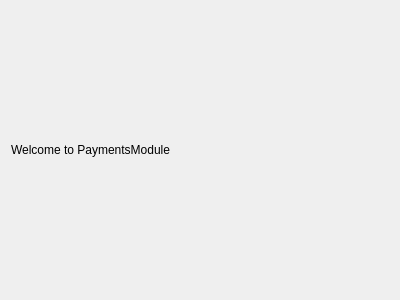
This is payments.ui in WeWeBunnyX/HotelReservationSQL_Application as Qt 5 draws it before an edit. The edited form follows.
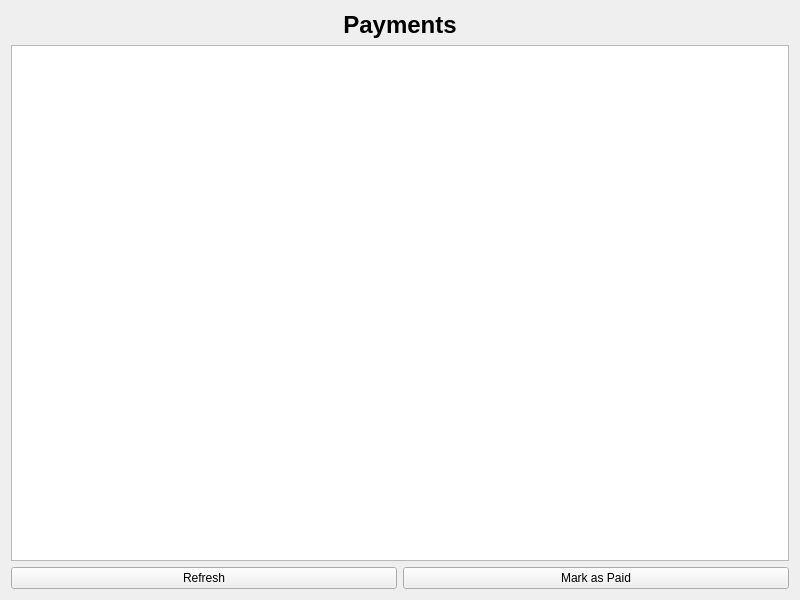
This is the edited form.

```diff
--- a/payments.ui
+++ b/payments.ui
@@ -6,8 +6,8 @@
    <rect>
     <x>0</x>
     <y>0</y>
-    <width>400</width>
-    <height>300</height>
+    <width>800</width>
+    <height>600</height>
    </rect>
   </property>
   <property name="windowTitle">
@@ -17,10 +17,37 @@
    <item>
     <widget class="QLabel" name="label">
      <property name="text">
-      <string>Welcome to PaymentsModule</string>
+      <string>Payments</string>
+     </property>
+     <property name="alignment">
+      <set>Qt::AlignCenter</set>
+     </property>
+     <property name="styleSheet">
+      <string notr="true">font-size: 24px; font-weight: bold;</string>
      </property>
     </widget>
    </item>
+   <item>
+    <widget class="QTableWidget" name="tablePayments"/>
+   </item>
+   <item>
+    <layout class="QHBoxLayout" name="buttonLayout">
+     <item>
+      <widget class="QPushButton" name="refreshButton">
+       <property name="text">
+        <string>Refresh</string>
+       </property>
+      </widget>
+     </item>
+     <item>
+      <widget class="QPushButton" name="markPaidButton">
+       <property name="text">
+        <string>Mark as Paid</string>
+       </property>
+      </widget>
+     </item>
+    </layout>
+   </item>
   </layout>
  </widget>
  <resources/>
```
Left out of the diff: 4 changed lines with no effect on the pictures.
